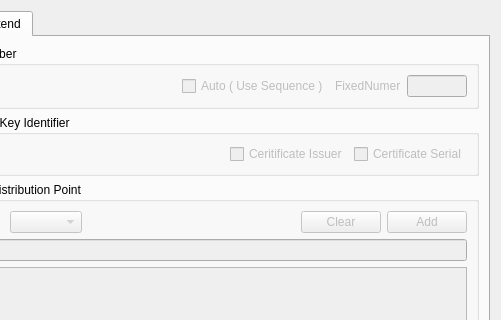
This is CertMan/make_crl_profile_dlg.ui in jykim74/CertMan as Qt 5 draws it before an edit; both pictures show x 92 to 593 and y 0 to 320 of the 593 by 698 pixel window. The edited form follows.
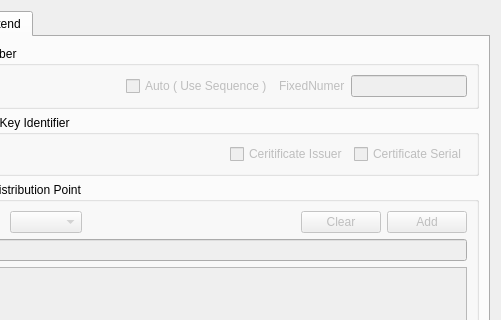
This is the edited form. The open tabs and pages were chosen to show the change.

Diff of the .ui file:
```diff
--- a/CertMan/make_crl_profile_dlg.ui
+++ b/CertMan/make_crl_profile_dlg.ui
@@ -354,7 +354,7 @@
              <widget class="QLineEdit" name="mCRLNumText">
               <property name="maximumSize">
                <size>
-                <width>60</width>
+                <width>140</width>
                 <height>16777215</height>
                </size>
               </property>
```
Left out of the diff: 2 changed lines with no effect on the pictures.
